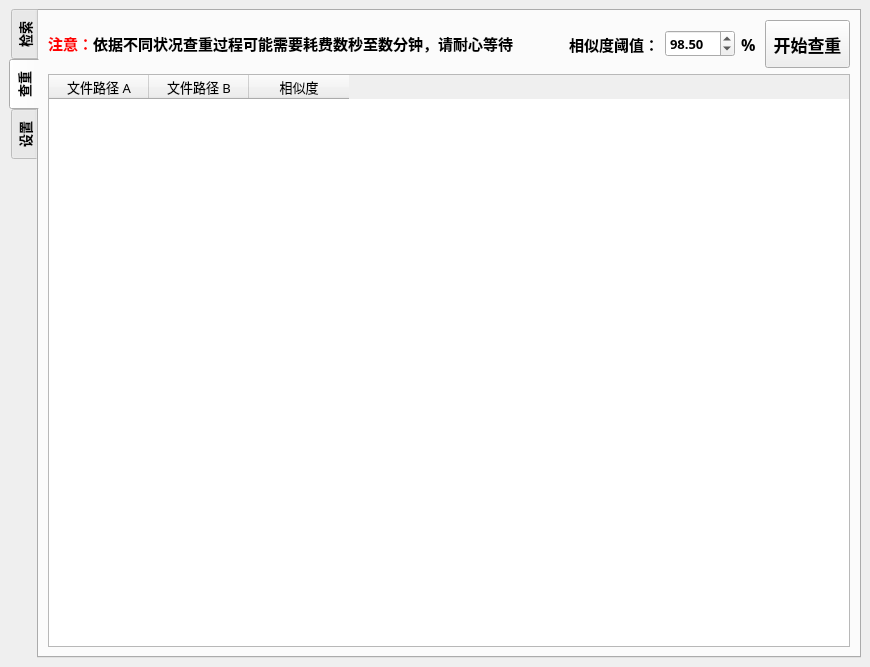
Qt form gui/simple.ui (Sg4Dylan/EfficientIR) before a commit.
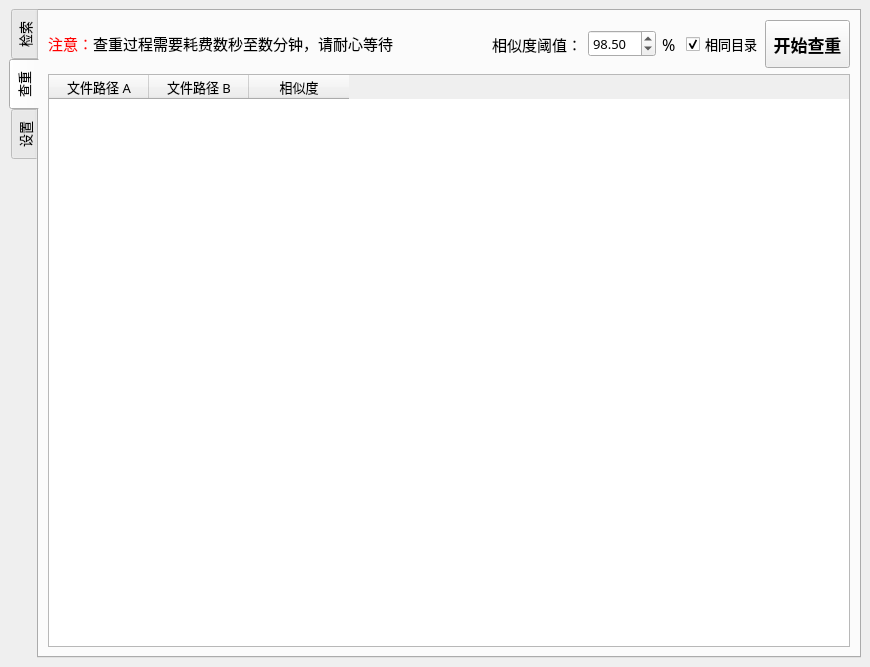
The same form after that commit. The open tabs and pages were chosen to show the change.

The edit to the form file:
```diff
--- a/gui/simple.ui
+++ b/gui/simple.ui
@@ -19,10 +19,10 @@
      <widget class="QTabWidget" name="tabWidget">
       <property name="font">
        <font>
-        <family>思源黑体 Heavy</family>
+        <family>微软雅黑</family>
         <pointsize>10</pointsize>
-        <weight>75</weight>
-        <bold>true</bold>
+        <weight>50</weight>
+        <bold>false</bold>
        </font>
       </property>
       <property name="tabPosition">
@@ -186,45 +186,135 @@
            <widget class="QLabel" name="label_7">
             <property name="minimumSize">
              <size>
-              <width>512</width>
+              <width>380</width>
               <height>0</height>
              </size>
             </property>
             <property name="font">
              <font>
-              <family>思源黑体 Heavy</family>
+              <family>微软雅黑</family>
               <pointsize>11</pointsize>
-              <weight>75</weight>
-              <bold>true</bold>
+              <weight>50</weight>
+              <bold>false</bold>
              </font>
             </property>
             <property name="text">
-             <string>&lt;html&gt;&lt;head/&gt;&lt;body&gt;&lt;p&gt;&lt;span style=&quot; font-size:11pt; color:#ff0000;&quot;&gt;注意：&lt;/span&gt;&lt;span style=&quot; font-size:11pt; color:#000000;&quot;&gt;依据不同状况查重过程可能需要耗费数秒至数分钟，请耐心等待&lt;/span&gt;&lt;/p&gt;&lt;/body&gt;&lt;/html&gt;</string>
+             <string>&lt;html&gt;&lt;head/&gt;&lt;body&gt;&lt;p&gt;&lt;span style=&quot; font-size:11pt; color:#ff0000;&quot;&gt;注意：&lt;/span&gt;&lt;span style=&quot; font-size:11pt; color:#000000;&quot;&gt;查重过程需要耗费数秒至数分钟，请耐心等待&lt;/span&gt;&lt;/p&gt;&lt;/body&gt;&lt;/html&gt;</string>
             </property>
            </widget>
           </item>
-          <item row="0" column="1">
-           <widget class="QLabel" name="label_5">
+          <item row="1" column="0" colspan="8">
+           <widget class="QTableWidget" name="resultTableDuplicate">
+            <property name="font">
+             <font>
+              <family>微软雅黑</family>
+              <pointsize>10</pointsize>
+              <weight>50</weight>
+              <bold>false</bold>
+             </font>
+            </property>
+            <property name="columnCount">
+             <number>3</number>
+            </property>
+            <column>
+             <property name="text">
+              <string>文件路径 A</string>
+             </property>
+            </column>
+            <column>
+             <property name="text">
+              <string>文件路径 B</string>
+             </property>
+            </column>
+            <column>
+             <property name="text">
+              <string>相似度</string>
+             </property>
+             <property name="textAlignment">
+              <set>AlignCenter</set>
+             </property>
+            </column>
+           </widget>
+          </item>
+          <item row="0" column="7">
+           <widget class="QPushButton" name="startSearchDuplicate">
+            <property name="minimumSize">
+             <size>
+              <width>85</width>
+              <height>48</height>
+             </size>
+            </property>
             <property name="maximumSize">
              <size>
-              <width>90</width>
+              <width>85</width>
               <height>16777215</height>
              </size>
             </property>
             <property name="font">
              <font>
-              <family>思源黑体 Heavy</family>
-              <pointsize>11</pointsize>
+              <family>微软雅黑</family>
+              <pointsize>13</pointsize>
               <weight>75</weight>
               <bold>true</bold>
              </font>
             </property>
             <property name="text">
-             <string>相似度阈值：</string>
+             <string>开始查重</string>
             </property>
            </widget>
           </item>
-          <item row="0" column="2">
+          <item row="0" column="6">
+           <widget class="QCheckBox" name="sameFolder">
+            <property name="minimumSize">
+             <size>
+              <width>0</width>
+              <height>0</height>
+             </size>
+            </property>
+            <property name="maximumSize">
+             <size>
+              <width>73</width>
+              <height>16777215</height>
+             </size>
+            </property>
+            <property name="font">
+             <font>
+              <family>微软雅黑</family>
+              <pointsize>10</pointsize>
+              <weight>50</weight>
+              <bold>false</bold>
+             </font>
+            </property>
+            <property name="text">
+             <string>相同目录</string>
+            </property>
+            <property name="checked">
+             <bool>true</bool>
+            </property>
+           </widget>
+          </item>
+          <item row="0" column="5">
+           <widget class="QLabel" name="label_6">
+            <property name="maximumSize">
+             <size>
+              <width>18</width>
+              <height>16777215</height>
+             </size>
+            </property>
+            <property name="font">
+             <font>
+              <family>微软雅黑</family>
+              <pointsize>12</pointsize>
+              <weight>50</weight>
+              <bold>false</bold>
+             </font>
+            </property>
+            <property name="text">
+             <string>%</string>
+            </property>
+           </widget>
+          </item>
+          <item row="0" column="4">
            <widget class="QDoubleSpinBox" name="similarityThreshold">
             <property name="maximumSize">
              <size>
@@ -232,6 +322,14 @@
               <height>16777215</height>
              </size>
             </property>
+            <property name="font">
+             <font>
+              <family>微软雅黑</family>
+              <pointsize>10</pointsize>
+              <weight>50</weight>
+              <bold>false</bold>
+             </font>
+            </property>
             <property name="minimum">
              <double>70.000000000000000</double>
             </property>
@@ -247,65 +345,23 @@
            </widget>
           </item>
           <item row="0" column="3">
-           <widget class="QLabel" name="label_6">
+           <widget class="QLabel" name="label_5">
             <property name="maximumSize">
              <size>
-              <width>18</width>
+              <width>90</width>
               <height>16777215</height>
              </size>
             </property>
             <property name="font">
              <font>
-              <family>思源黑体 Heavy</family>
-              <pointsize>12</pointsize>
-              <weight>75</weight>
-              <bold>true</bold>
-             </font>
-            </property>
-            <property name="text">
-             <string>%</string>
-            </property>
-           </widget>
-          </item>
-          <item row="0" column="4">
-           <widget class="QPushButton" name="startSearchDuplicate">
-            <property name="minimumSize">
-             <size>
-              <width>85</width>
-              <height>48</height>
-             </size>
-            </property>
-            <property name="maximumSize">
-             <size>
-              <width>85</width>
-              <height>16777215</height>
-             </size>
-            </property>
-            <property name="font">
-             <font>
-              <family>思源黑体 Heavy</family>
-              <pointsize>13</pointsize>
-              <weight>75</weight>
-              <bold>true</bold>
-             </font>
-            </property>
-            <property name="text">
-             <string>开始查重</string>
-            </property>
-           </widget>
-          </item>
-          <item row="1" column="0" colspan="5">
-           <widget class="QTableWidget" name="resultTableDuplicate">
-            <property name="font">
-             <font>
-              <family>思源黑体 Medium</family>
-              <pointsize>10</pointsize>
+              <family>微软雅黑</family>
+              <pointsize>11</pointsize>
               <weight>50</weight>
               <bold>false</bold>
              </font>
             </property>
-            <property name="columnCount">
-             <number>3</number>
+            <property name="text">
+             <string>相似度阈值：</string>
             </property>
             <column>
              <property name="text">
```
Left out of the diff: 64 changed lines with no effect on the pictures.
